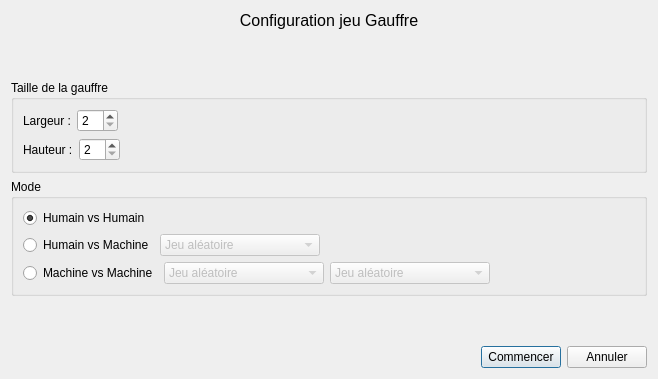
Old version of the form preprojet/CV/Gauffre/ConfigGameWindow.ui in the repository paboccard/Projet_Prog_Jeu.
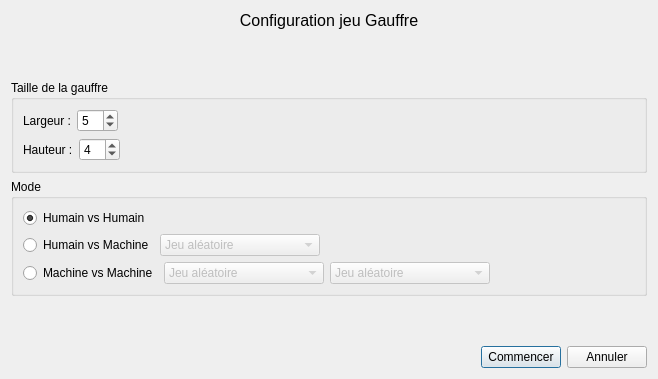
New version of the form.

```diff
--- a/preprojet/CV/Gauffre/ConfigGameWindow.ui
+++ b/preprojet/CV/Gauffre/ConfigGameWindow.ui
@@ -71,6 +71,9 @@
           <property name="maximum">
            <number>50</number>
           </property>
+          <property name="value">
+           <number>5</number>
+          </property>
          </widget>
         </item>
         <item>
@@ -108,6 +111,9 @@
           <property name="maximum">
            <number>50</number>
           </property>
+          <property name="value">
+           <number>4</number>
+          </property>
          </widget>
         </item>
         <item>
```
Left out of the diff: 6 changed lines with no effect on the pictures.
